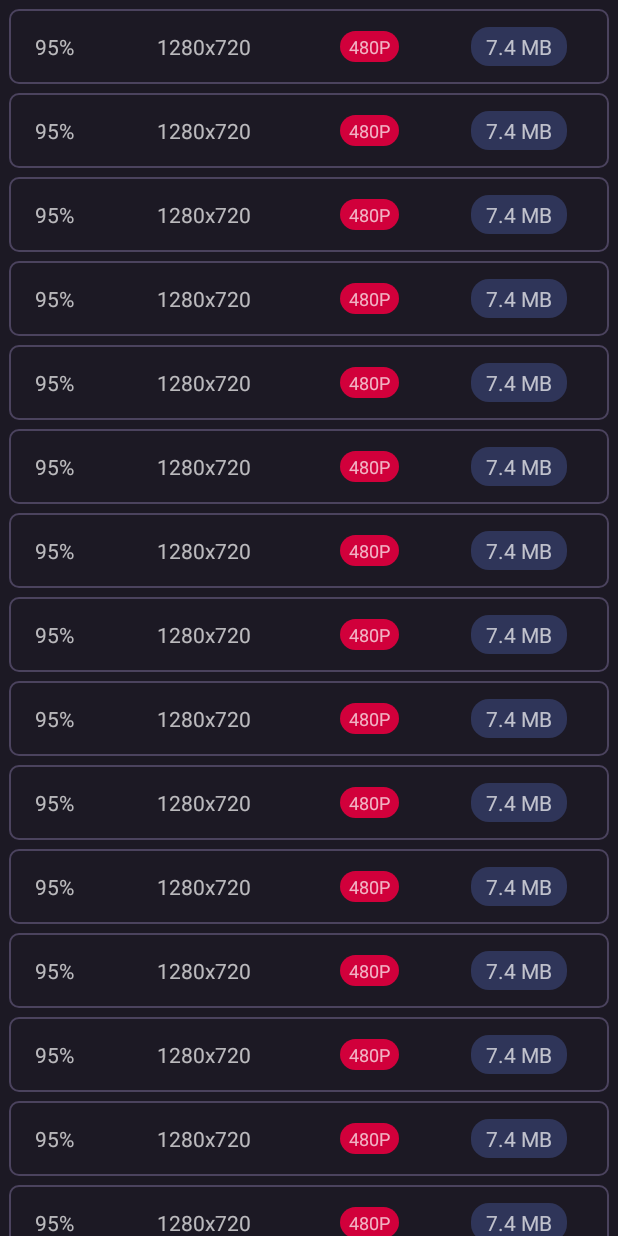
After one commit to photoshot-inc/media-compressor, an Android app: the fragment ResolutionSelectionFragment placed in its activity, on a phone screen of 412 x 824 dp. The commit adds this screen. Run offline under Robolectric (Android 15) with nearby library versions, the phone set to English and light mode, and no system bars; our stand-ins replace AdMob, EventBus; pictures from the network do not load; 4 statements that could not run were skipped.

```diff
--- a/app/src/main/java/videoeditor/compressor/video/features/compress/IntentKeys.kt
+++ b/app/src/main/java/videoeditor/compressor/video/features/compress/IntentKeys.kt
@@ -1,5 +1,6 @@
 package videoeditor.compressor.video.features.compress
 
 enum class IntentKeys(val str:String){
-    EXTRA_URI("KEY_URI")
+    EXTRA_URI("KEY_URI"),
+    EXTRA_MODEL("KEY_MODEL")
 }
--- /dev/null
+++ b/app/src/main/java/videoeditor/compressor/video/features/compress/resolution/ResolutionSelectionFragment.kt
@@ -0,0 +1,37 @@
+package videoeditor.compressor.video.features.compress.resolution
+
+import android.content.Context
+import devs.core.AbstractAdapter
+import devs.core.BaseObservableFragment
+import videoeditor.compressor.video.databinding.FragmentResolutionBinding
+import videoeditor.compressor.video.databinding.ItemResolutionListBinding
+
+interface ConfigurationUpdateLister {
+    fun onResolutionChange(resolution: Int)
+    fun onBitrateChange(bitrate: Int)
+}
+
+class ResolutionSelectionFragment :
+    BaseObservableFragment<FragmentResolutionBinding, ConfigurationUpdateLister>(
+        FragmentResolutionBinding::inflate
+    ) {
+
+    private val adapter by lazy {
+        object :
+            AbstractAdapter<Int, ItemResolutionListBinding>(ItemResolutionListBinding::inflate) {
+            override fun bind(itemBinding: ItemResolutionListBinding, item: Int, position: Int) {
+
+            }
+        }
+    }
+
+    override fun initView() {
+        binding.recyclerView.adapter = adapter
+        adapter.setItems((0..20))
+    }
+
+    override fun onAttach(context: Context) {
+        super.onAttach(context)
+        grabListener<ConfigurationUpdateLister> { registerObserver(it) }
+    }
+}
--- /dev/null
+++ b/app/src/main/res/drawable/file_size_bg.xml
@@ -0,0 +1,6 @@
+<?xml version="1.0" encoding="utf-8"?>
+<shape xmlns:android="http://schemas.android.com/apk/res/android"
+    android:shape="rectangle">
+    <corners android:radius="12dp" />
+    <solid android:color="#2F3559" />
+</shape>
--- /dev/null
+++ b/app/src/main/res/drawable/resolution_item_bg.xml
@@ -0,0 +1,15 @@
+<?xml version="1.0" encoding="utf-8"?>
+<selector xmlns:android="http://schemas.android.com/apk/res/android">
+    <item android:state_pressed="true">
+        <shape android:shape="rectangle">
+            <solid android:color="?cardBackgroundColor" />
+            <corners android:radius="6dp"/>
+        </shape>
+    </item>
+    <item>
+        <shape android:shape="rectangle">
+            <corners android:radius="6dp"/>
+            <stroke android:width="1dp" android:color="?cardBackgroundColor" android:dashGap="1dp" />
+        </shape>
+    </item>
+</selector>
--- /dev/null
+++ b/app/src/main/res/layout/fragment_resolution.xml
@@ -0,0 +1,15 @@
+<?xml version="1.0" encoding="utf-8"?>
+<LinearLayout xmlns:android="http://schemas.android.com/apk/res/android"
+    xmlns:app="http://schemas.android.com/apk/res-auto"
+    xmlns:tools="http://schemas.android.com/tools"
+    android:layout_width="match_parent"
+    android:layout_height="match_parent">
+
+    <androidx.recyclerview.widget.RecyclerView
+        android:id="@+id/recyclerView"
+        android:layout_width="match_parent"
+        android:layout_height="wrap_content"
+        app:layoutManager="androidx.recyclerview.widget.LinearLayoutManager"
+        tools:listitem="@layout/item_resolution_list" />
+
+</LinearLayout>
--- /dev/null
+++ b/app/src/main/res/layout/item_resolution_list.xml
@@ -0,0 +1,81 @@
+<?xml version="1.0" encoding="utf-8"?>
+<androidx.constraintlayout.widget.ConstraintLayout xmlns:android="http://schemas.android.com/apk/res/android"
+    xmlns:app="http://schemas.android.com/apk/res-auto"
+    android:layout_width="match_parent"
+    android:layout_height="wrap_content"
+    android:layout_marginHorizontal="6dp"
+    android:layout_marginTop="6dp"
+    android:background="@drawable/resolution_item_bg"
+    android:clickable="true"
+    android:focusable="true"
+    android:paddingVertical="12dp">
+
+    <TextView
+        android:id="@+id/percentage"
+        android:layout_width="wrap_content"
+        android:layout_height="wrap_content"
+        android:text="95%"
+        app:layout_constraintBottom_toBottomOf="parent"
+        app:layout_constraintEnd_toStartOf="@id/guide1"
+        app:layout_constraintStart_toStartOf="parent"
+        app:layout_constraintTop_toTopOf="parent" />
+
+    <androidx.constraintlayout.widget.Guideline
+        android:id="@+id/guide1"
+        android:layout_width="1dp"
+        android:layout_height="match_parent"
+        android:orientation="vertical"
+        app:layout_constraintGuide_percent="0.15" />
+
+    <TextView
+        android:id="@+id/resolution"
+        android:layout_width="wrap_content"
+        android:layout_height="wrap_content"
+        android:text="1280x720"
+        app:layout_constraintBottom_toBottomOf="parent"
+        app:layout_constraintEnd_toStartOf="@id/guide2"
+        app:layout_constraintStart_toStartOf="@id/guide1"
+        app:layout_constraintTop_toTopOf="parent" />
+
+    <androidx.constraintlayout.widget.Guideline
+        android:id="@+id/guide2"
+        android:layout_width="1dp"
+        android:layout_height="match_parent"
+        android:orientation="vertical"
+        app:layout_constraintGuide_percent="0.5" />
+
+    <TextView
+        android:id="@+id/size"
+        android:layout_width="wrap_content"
+        android:layout_height="wrap_content"
+        android:background="@drawable/file_size_bg"
+        android:paddingHorizontal="10dp"
+        android:paddingVertical="3dp"
+        android:text="7.4 MB"
+        app:layout_constraintBottom_toBottomOf="parent"
+        app:layout_constraintEnd_toEndOf="parent"
+        app:layout_constraintStart_toStartOf="@id/guide3"
+        app:layout_constraintTop_toTopOf="parent" />
+
+    <TextView
+        android:id="@+id/resMarker"
+        android:layout_width="wrap_content"
+        android:layout_height="wrap_content"
+        android:background="@drawable/file_size_bg"
+        android:backgroundTint="@color/Light_red"
+        android:paddingHorizontal="6dp"
+        android:paddingVertical="2dp"
+        android:text="480P"
+        android:textSize="12sp"
+        app:layout_constraintBottom_toBottomOf="parent"
+        app:layout_constraintEnd_toEndOf="@id/guide3"
+        app:layout_constraintStart_toStartOf="@id/guide2"
+        app:layout_constraintTop_toTopOf="parent" />
+
+    <androidx.constraintlayout.widget.Guideline
+        android:id="@+id/guide3"
+        android:layout_width="1dp"
+        android:layout_height="match_parent"
+        android:orientation="vertical"
+        app:layout_constraintGuide_percent="0.7" />
+</androidx.constraintlayout.widget.ConstraintLayout>
```
Also changed, not shown: app/src/main/java/videoeditor/compressor/video/features/compress/CompressOptionViewModel.kt (+35 -42 lines), app/src/main/java/videoeditor/compressor/video/features/compress/CompressOptionsFragment.kt (+49 -35 lines), app/src/main/java/videoeditor/compressor/video/features/compress/custom/CustomResQualityFragment.kt (added, +81 -0 lines), app/src/main/java/videoeditor/compressor/video/models/VideoInfo.kt (added, +10 -0 lines), app/src/main/res/layout/fragment_compress_options.xml (+7 -98 lines), app/src/main/res/layout/fragment_custom.xml (added, +104 -0 lines).
